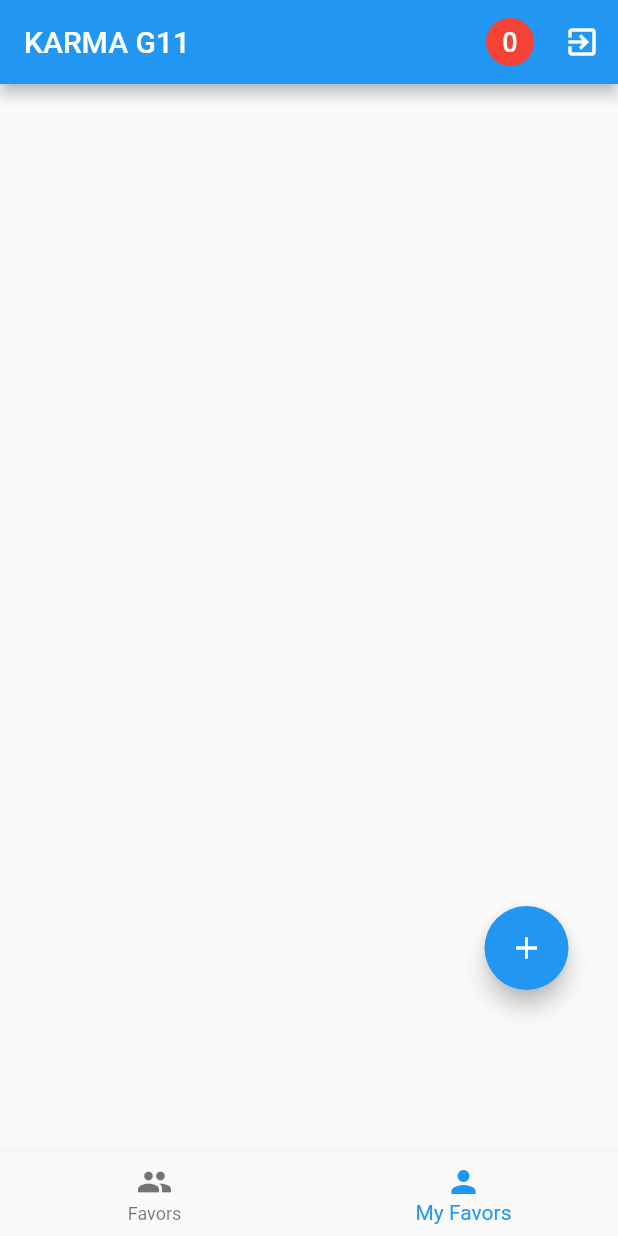
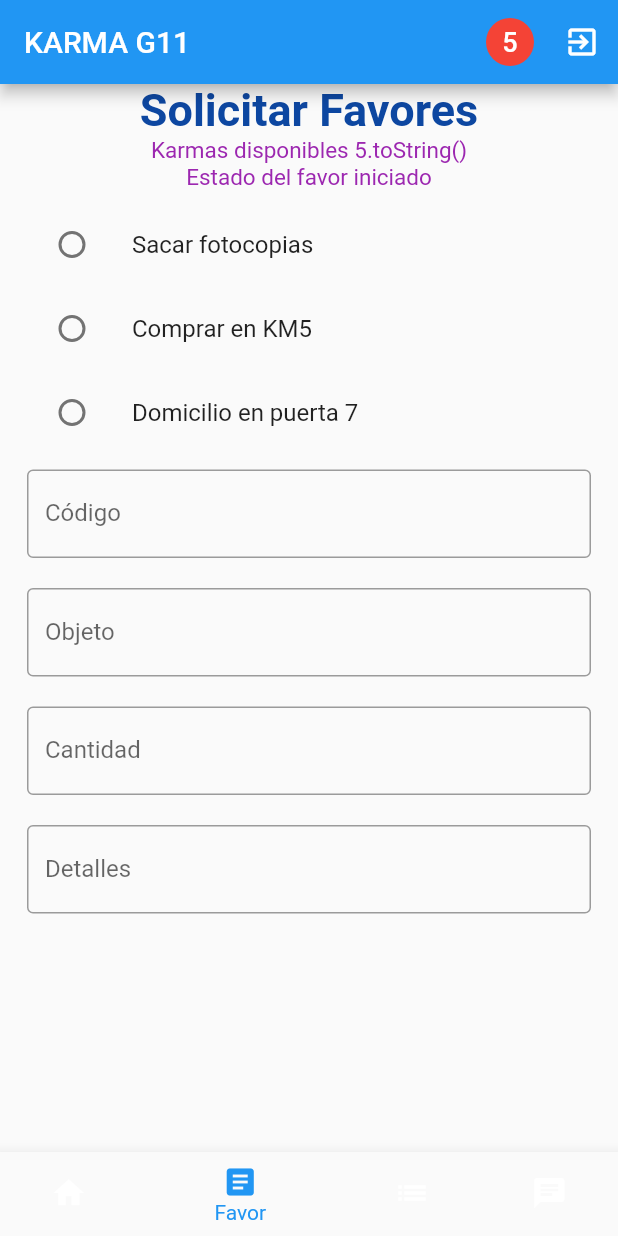
Before and after one commit to laznar/KarmaFlutterG11, a Flutter app: the BottonNavigator screen opened directly, item 2 of the bottom bar chosen, on a phone screen of 412 x 824 dp. Run offline on Flutter 3.47's test engine with Material 2 defaults, Android fonts, the phone set to English and light mode, and no system bars; our stand-ins replace cloud_firestore, firebase_auth, firebase_database, shared_preferences; accounts and stored records are empty.

Commit message:
Add favor_page.dart and favor_board_page.dart

```diff
--- a/lib/base_pages/botton_nav.dart
+++ b/lib/base_pages/botton_nav.dart
@@ -1,5 +1,7 @@
 import 'package:KarmaG11/backend/firebase_auth.dart';
 import 'package:KarmaG11/pages/chat_page.dart';
+import 'package:KarmaG11/pages/favor_board_page.dart';
+import 'package:KarmaG11/pages/favor_page.dart';
 import 'package:KarmaG11/pages/home_page.dart';
 import 'package:KarmaG11/providers/authProvider.dart';
 import 'package:flutter/material.dart';
@@ -16,6 +18,8 @@ class _BottonNavigatorState extends State<BottonNavigator> {
       TextStyle(fontSize: 30, fontWeight: FontWeight.bold);
   static List<Widget> _widgetOptions = <Widget>[
     HomeView(),
+    FavorPage(),
+    FavorBoard(),
     ChatPage(),
   ];
 
@@ -34,12 +38,13 @@ class _BottonNavigatorState extends State<BottonNavigator> {
           IconButton(
             icon: new CircleAvatar(
                 backgroundColor: Colors.red,
-                child: Text("0",
+                child: Text("5",
                     style: TextStyle(
                         color: Colors.white,
                         fontSize: 18.0,
                         fontWeight: FontWeight.w500))),
-            tooltip: 'Points', onPressed: () {  },
+            tooltip: 'Points',
+            onPressed: () {},
           ),
           IconButton(
               icon: const Icon(Icons.exit_to_app),
@@ -54,8 +59,10 @@ class _BottonNavigatorState extends State<BottonNavigator> {
       ),
       bottomNavigationBar: BottomNavigationBar(
         items: const <BottomNavigationBarItem>[
-          BottomNavigationBarItem(icon: Icon(Icons.people), label: "Favors"),
-          BottomNavigationBarItem(icon: Icon(Icons.person), label: "My Favors"),
+          BottomNavigationBarItem(icon: Icon(Icons.home), label: "Home"),
+          BottomNavigationBarItem(icon: Icon(Icons.article), label: "Favor"),
+          BottomNavigationBarItem(icon: Icon(Icons.list), label: "Board"),
+          BottomNavigationBarItem(icon: Icon(Icons.chat), label: "Chat"),
         ],
         currentIndex: _selectedIndex,
         selectedItemColor: Colors.blue,
--- /dev/null
+++ b/lib/pages/favor_board_page.dart
@@ -0,0 +1,15 @@
+import 'package:KarmaG11/backend/firebase_real_time.dart';
+import 'package:firebase_database/firebase_database.dart';
+import 'package:flutter/material.dart';
+
+class FavorBoard extends StatefulWidget {
+  @override
+  _FavorBoardState createState() => _FavorBoardState();
+}
+
+class _FavorBoardState extends State<FavorBoard> {
+  @override
+  Widget build(BuildContext context) {
+    return Center();
+  }
+}
--- /dev/null
+++ b/lib/pages/favor_page.dart
@@ -0,0 +1,152 @@
+import 'package:KarmaG11/backend/firebase_real_time.dart';
+import 'package:firebase_database/firebase_database.dart';
+import 'package:flutter/material.dart';
+
+class FavorPage extends StatefulWidget {
+  @override
+  _FavorPageState createState() => _FavorPageState();
+}
+
+class _FavorPageState extends State<FavorPage> {
+  final controllerCantidad = TextEditingController();
+  final controllerObjeto = TextEditingController();
+  final controllerCodigo = TextEditingController();
+  final controllerDetalle = TextEditingController();
+  int selectedRadio;
+  final int karmapoints = 5;
+  final String favorstate = "iniciado";
+  bool _visible = true;
+
+  @override
+  void initState() {
+    super.initState();
+    selectedRadio = 0;
+  }
+
+  setSelectedRadio(int val) {
+    setState(() {
+      selectedRadio = val;
+      _visible = !_visible;
+    });
+  }
+
+  @override
+  Widget build(BuildContext context) {
+    return Center(
+        child: Column(
+      mainAxisAlignment: MainAxisAlignment.start,
+      children: <Widget>[
+        Text(
+          "Solicitar Favores",
+          style: TextStyle(
+              color: Colors.blue[900],
+              fontSize: 30,
+              fontWeight: FontWeight.w600),
+        ),
+        Text("Karmas disponibles " + '$karmapoints.toString()',
+            style: TextStyle(
+              color: Colors.purple,
+              fontSize: 15,
+            )),
+        Text("Estado del favor " + '$favorstate',
+            style: TextStyle(
+              color: Colors.purple,
+              fontSize: 15,
+            )),
+        ButtonBar(
+          alignment: MainAxisAlignment.center,
+          children: <Widget>[
+            ListTile(
+              title: const Text("Sacar fotocopias"),
+              leading: Radio(
+                  value: 1,
+                  groupValue: selectedRadio,
+                  activeColor: Colors.blue,
+                  onChanged: (val) {
+                    print("Radio $val");
+                    setSelectedRadio(val);
+                  }),
+            ),
+            ListTile(
+              title: const Text("Comprar en KM5"),
+              leading: Radio(
+                  value: 2,
+                  groupValue: selectedRadio,
+                  activeColor: Colors.blue,
+                  onChanged: (val) {
+                    print("Radio $val");
+                    setSelectedRadio(val);
+                  }),
+            ),
+            ListTile(
+              title: const Text("Domicilio en puerta 7"),
+              leading: Radio(
+                  value: 3,
+                  groupValue: selectedRadio,
+                  activeColor: Colors.blue,
+                  onChanged: (val) {
+                    print("Radio $val");
+                    setSelectedRadio(val);
+                  }),
+            ),
+            Visibility(
+              visible: _visible,
+              child: Container(
+                padding: EdgeInsets.all(10),
+                child: TextFormField(
+                  keyboardType: TextInputType.number,
+                  controller: this.controllerCodigo,
+                  decoration: InputDecoration(
+                    border: OutlineInputBorder(),
+                    labelText: 'Código',
+                  ),
+                ),
+              ),
+            ),
+            Visibility(
+              visible: _visible,
+              child: Container(
+                padding: EdgeInsets.all(10),
+                child: TextFormField(
+                  keyboardType: TextInputType.text,
+                  controller: this.controllerObjeto,
+                  decoration: InputDecoration(
+                    border: OutlineInputBorder(),
+                    labelText: 'Objeto',
+                  ),
+                ),
+              ),
+            ),
+            Visibility(
+              visible: _visible,
+              child: Container(
+                  padding: EdgeInsets.all(10),
+                  child: TextFormField(
+                    keyboardType: TextInputType.number,
+                    controller: this.controllerCantidad,
+                    decoration: InputDecoration(
+                      border: OutlineInputBorder(),
+                      labelText: 'Cantidad',
+                    ),
+                  )),
+            ),
+            Visibility(
+              visible: _visible,
+              child: Container(
+                padding: EdgeInsets.all(10),
+                child: TextFormField(
+                  keyboardType: TextInputType.text,
+                  controller: this.controllerDetalle,
+                  decoration: InputDecoration(
+                    border: OutlineInputBorder(),
+                    labelText: 'Detalles',
+                  ),
+                ),
+              ),
+            )
+          ],
+        )
+      ],
+    ));
+  }
+}
--- a/lib/pages/home_page.dart
+++ b/lib/pages/home_page.dart
@@ -6,8 +6,26 @@ import 'package:flutter/material.dart';
 import 'package:provider/provider.dart';
 
 class HomeView extends StatelessWidget {
+  final int karmapoints = 5;
+  final String user = "user";
   @override
   Widget build(BuildContext context) {
+    Center(
+        child: Column(
+            mainAxisAlignment: MainAxisAlignment.start,
+            children: <Widget>[
+          Text(
+            "Karma: " + '$user',
+            style: TextStyle(
+                color: Colors.blue, fontSize: 25, fontWeight: FontWeight.bold),
+          ),
+          Text("Puntos de karma " + '$karmapoints',
+              style: TextStyle(
+                  color: Colors.blue,
+                  fontSize: 20,
+                  fontWeight: FontWeight.bold)),
+          Text("Últimos movimientos")
+        ]));
     return _buildBody(context);
   }
 
```
